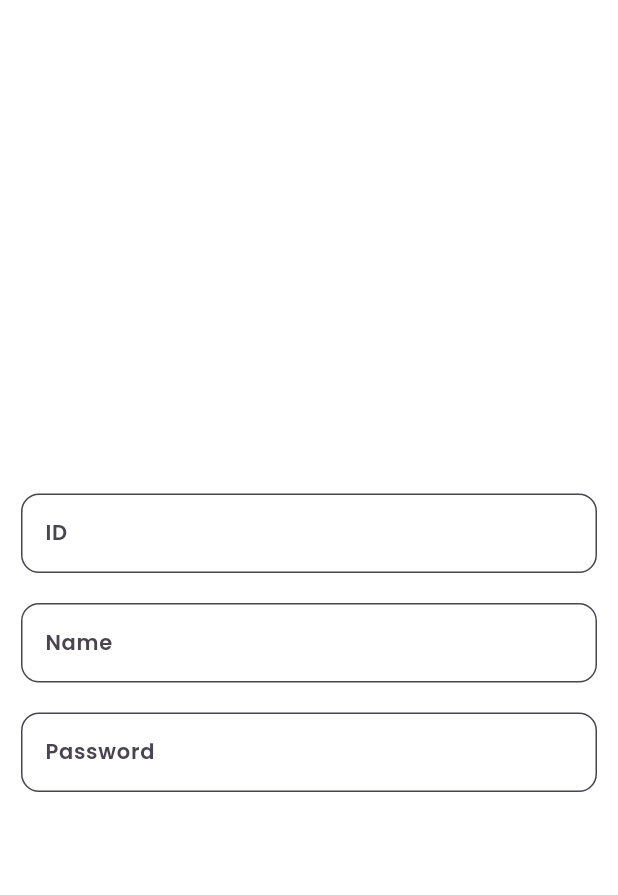
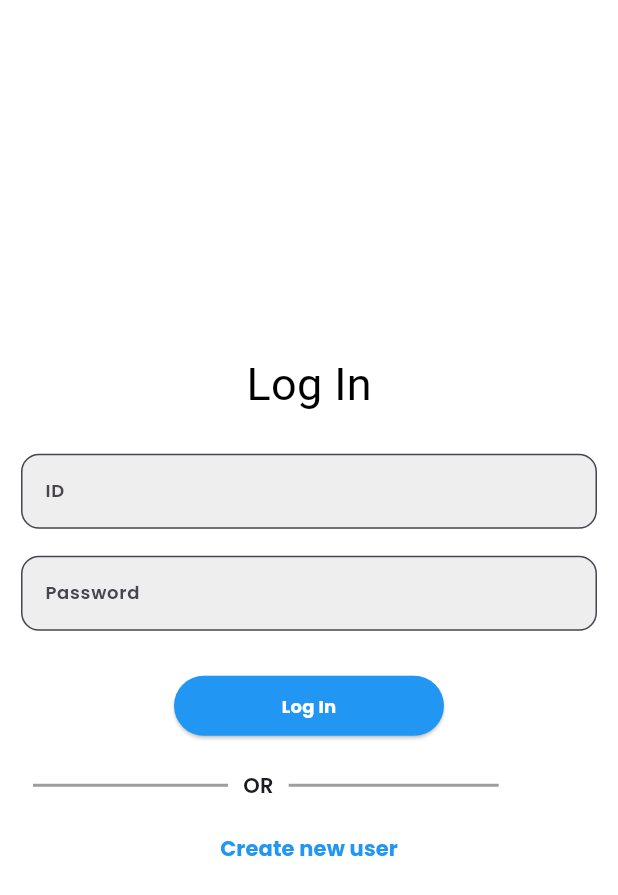
Before and after one commit to TushalKaklottar/fire_base, a Flutter app: the screen it shows after launch, on a phone screen of 412 x 824 dp. Shown: the top 895 px of the screen. Run offline on Flutter 3.47's test engine with Material 2 defaults, Android fonts, the phone set to English and light mode, and no system bars; our stand-ins replace cloud_firestore, firebase_core, get, get_storage, google_fonts, shared_preferences; accounts and stored records are empty; Roboto replaces fonts that are missing (Andika).

Commit message:
KT || 29/09/2023

```diff
--- /dev/null
+++ b/lib/controller/login_controller.dart
@@ -0,0 +1,19 @@
+import 'package:get_storage/get_storage.dart';
+import 'package:shared_preferences/shared_preferences.dart';
+
+class LoginFirsTimeCheck {
+
+  final String _isFirst = "isFirst";
+
+  SharedPreferences? sharedPreferences;
+
+  GetStorage storage = GetStorage();
+
+  bool get isOne {
+    return sharedPreferences?.getBool(_isFirst)  ?? false;
+  }
+
+  setOne() {
+    sharedPreferences?.setBool(_isFirst, true);
+  }
+}
--- a/lib/main.dart
+++ b/lib/main.dart
@@ -1,5 +1,6 @@
 import 'package:fire_base/view/screen/home_page.dart';
 import 'package:fire_base/view/screen/login_page.dart';
+import 'package:fire_base/view/screen/sign_in_page.dart';
 import 'package:firebase_core/firebase_core.dart';
 import 'package:flutter/material.dart';
 import 'firebase_options.dart';
@@ -33,10 +34,10 @@ class MyApp extends StatelessWidget {
             name: '/home',
             page: () =>  HomePage(),
         ),
-        // GetPage(
-        //   name: '/',
-        //   page: () => const AddUser(),
-        // ),
+        GetPage(
+          name: '/sign',
+          page: () => const Sign_In(),
+        ),
       ],
     );
   }
--- /dev/null
+++ b/lib/modals/fire_store_modal.dart
@@ -0,0 +1,20 @@
+class FireStoreModal {
+
+  int id;
+  String name;
+  String password;
+
+  FireStoreModal(
+      this.id,
+      this.name,
+      this.password,
+      );
+
+  factory FireStoreModal.from({required Map data}) {
+    return FireStoreModal(
+        data['id'],
+        data['name'],
+        data['password']
+    );
+  }
+}
--- a/lib/view/screen/home_page.dart
+++ b/lib/view/screen/home_page.dart
@@ -19,7 +19,7 @@ class HomePage extends StatelessWidget {
         title: const Text("Home"),
       ),
       body: Padding(
-        padding: EdgeInsets.all(16),
+        padding: const EdgeInsets.all(16),
         child: FutureBuilder(
           future: FireStoreHelper.fireStoreHelper.getAllUser(),
           builder: (context, snapshot) {
@@ -27,7 +27,6 @@ class HomePage extends StatelessWidget {
               return ListView.builder(
                 itemCount: snapshot.data?.length,
                   itemBuilder: (context,index) {
-
                   }
               );
             } else if (snapshot.hasError) {
--- a/lib/view/screen/login_page.dart
+++ b/lib/view/screen/login_page.dart
@@ -1,7 +1,6 @@
+import 'package:fire_base/controller/login_controller.dart';
 import 'package:fire_base/helper_class/firestore_helper.dart';
-import 'package:fire_base/modals/create_user_modals.dart';
 import 'package:flutter/material.dart';
-import 'package:gap/gap.dart';
 import 'package:get/get.dart';
 import 'package:google_fonts/google_fonts.dart';
 
@@ -9,16 +8,17 @@ import 'package:google_fonts/google_fonts.dart';
 class LoginPage extends StatelessWidget {
   LoginPage({super.key});
 
-  String? id;
-  String? name;
-  String? password;
+  String id = "";
+  String password = "";
 
   GlobalKey<FormState> formKey = GlobalKey<FormState>();
 
   @override
   Widget build(BuildContext context) {
+    LoginFirsTimeCheck loginFirsTimeCheck = Get.put(LoginFirsTimeCheck());
+
     return Scaffold(
-      backgroundColor: Colors.white60,
+      backgroundColor: Colors.white,
       body: Padding(
         padding: const EdgeInsets.all(14),
         child: Column(
@@ -27,15 +27,15 @@ class LoginPage extends StatelessWidget {
             Row(
               mainAxisAlignment: MainAxisAlignment.center,
               children: [
-              Text("Sing In",
+              Text("Log In",
                 style: GoogleFonts.andika(
-                color: Colors.white,
+                color: Colors.black,
                   fontSize: 30
               ),
               )
             ],
             ),
-            const SizedBox(height: 30),
+            const SizedBox(height: 25),
             Form(
               key: formKey,
                 child: Column(
@@ -59,11 +59,12 @@ class LoginPage extends StatelessWidget {
                         border: OutlineInputBorder(
                           borderRadius: BorderRadius.circular(12),
                         ),
-                        fillColor: Colors.white60,
+                        fillColor: Colors.grey.shade200,
                         filled: true,
                         hintText: "ID",
                         helperStyle: GoogleFonts.aleo(
-                            color: Colors.black45
+                            color: Colors.white60,
+                          fontSize: 12
                         ),
                       ),
 
@@ -71,48 +72,12 @@ class LoginPage extends StatelessWidget {
                         id = newValue!;
                       },
                       style: GoogleFonts.poppins(
-                        fontSize: 14,
+                        fontSize: 12,
                         color: Colors.black,
                         fontWeight: FontWeight.w600
                       ),
                     ),
-
-                    const SizedBox(height: 20),
-                    TextFormField(
-                      textInputAction: TextInputAction.next,
-                      initialValue: name,
-
-                      validator: (value) {
-                        if(value!.isEmpty) {
-                          return "enter the value";
-                        } else {
-                          return null;
-                        }
-                      },
-
-                      decoration: InputDecoration(
-                        enabled: true,
-                        border: OutlineInputBorder(
-                          borderRadius: BorderRadius.circular(12),
-                        ),
-                        fillColor: Colors.white60,
-                        filled: true,
-                        hintText: "Name",
-                        helperStyle: GoogleFonts.aleo(
-                            color: Colors.black45
-                        ),
-                      ),
-
-                      onSaved: (newValue) {
-                        name = newValue!;
-                      },
-                      style: GoogleFonts.poppins(
-                          fontSize: 14,
-                          color: Colors.black,
-                          fontWeight: FontWeight.w600
-                      ),
-                    ),
-                    const SizedBox(height: 20),
+                    const SizedBox(height: 18),
                     TextFormField(
                       textInputAction: TextInputAction.done,
                       keyboardType: TextInputType.visiblePassword,
@@ -131,11 +96,12 @@ class LoginPage extends StatelessWidget {
                         border: OutlineInputBorder(
                           borderRadius: BorderRadius.circular(12),
                         ),
-                        fillColor: Colors.white60,
+                        fillColor: Colors.grey.shade200,
                         filled: true,
                         hintText: "Password",
                         helperStyle: GoogleFonts.aleo(
-                            color: Colors.black45
+                            color: Colors.white60,
+                          fontSize: 12
                         ),
                       ),
 
@@ -143,60 +109,84 @@ class LoginPage extends StatelessWidget {
                         password = newValue!;
                       },
                       style: GoogleFonts.poppins(
-                          fontSize: 14,
+                          fontSize: 12,
                           color: Colors.black,
                           fontWeight: FontWeight.w600
                       ),
                     ),
 
-                    const SizedBox(height: 40),
 
+                    const SizedBox(height: 30),
 
+                    SizedBox(
+                      width: 180,
+                      height: 40,
+                      child: ElevatedButton(
+                        style: ElevatedButton.styleFrom(
+                          primary: Colors.blue,
+                        ),
+                          onPressed: () {
+                            if(
+                            formKey.currentState!.validate()) {
+                              formKey.currentState!.save();
 
+                              FireStoreHelper.fireStoreHelper.validateUser(
+                                  id: int.parse(id),
+                                  password: password,
+                              );
+                              loginFirsTimeCheck.setOne();
+                              FireStoreHelper.fireStoreHelper.getCredential(id: int.parse(id),);
+                              Get.offNamed('/home',arguments: int.parse(id));
+                            }
+                          },
+                          child: Text("Log In",
+                          style: GoogleFonts.poppins(
+                            fontWeight: FontWeight.bold,
+                            fontSize: 12,
+                            color: Colors.white
+                          ),
+                          ),
+                      ),
+                    ),
+                    SizedBox(height: 15,),
+                    Padding(
+                      padding: const EdgeInsets.all(8.0),
+                      child: Row(
+                        children: [
+                          Container(
+                            height: 2,
+                          width: 130,
+                            color: Colors.black38,
+                          ),
+                          SizedBox(width: 10,),
+                          Text("OR",
+                          style: GoogleFonts.poppins(
+                            fontWeight: FontWeight.w600
+                          ),
+                          ),
+                          SizedBox(width: 10,),
+                          Container(
+                            height: 2,
+                            width: 140,
+                            color: Colors.black38,
+                          ),
+                        ],
+                      ),
+                    ),
+                    TextButton(
+                        onPressed: () {
+                          Get.offNamed("/sign");
+                        },
+                        child: Text("Create new user",
+                          style: GoogleFonts.poppins(
+                            color:  Colors.blue,
+                            fontWeight: FontWeight.bold,
+                          ),
+                        )
+                    )
                   ],
                 )
             )
-            // Form(
-            //   key: formKey,
-            //   autovalidateMode: AutovalidateMode.onUserInteraction,
-            //   child: Column(
-            //     children: [
-            //       TextFormField(
-            //       TextFormField(
-            //         initialValue: password,
-            //         validator: (value) {
-            //           if(value!.isEmpty) {
-            //             return "enter the value";
-            //           } else {
-            //             return null;
-            //           }
-            //         },
-            //         onSaved: (newValue) {
-            //           password = newValue;
-            //         },
-            //         decoration: const InputDecoration(
-            //           border: OutlineInputBorder(),
-            //           label: Text("password")
-            //
-            //         ),
-            //       ),
-            //       SizedBox(
-            //         height: 20,
-            //       ),
-            //       ElevatedButton(
-            //           onPressed: () {
-            //             if(formKey.currentState!.validate()) {
-            //               formKey.currentState!.save();
-            //               UserModal user = UserModal(int.parse(id!), name!, password!);
-            //               FireStoreHelper.fireStoreHelper.creteUser(userModal: user);
-            //               Get.offNamed('/home',arguments: int.parse(id!));
-            //             }
-            //           },
-            //           child: const Text("Submit"),
-            //       )
-            //     ],
-            //   ),
-            // ),
           ],
         ),
       ),
--- a/pubspec.yaml
+++ b/pubspec.yaml
@@ -41,6 +41,8 @@ dependencies:
   cloud_firestore: any
   google_fonts: any
   gap: ^3.0.1
+  shared_preferences: any
+  get_storage: any
 
 dev_dependencies:
   flutter_test:
```
Also changed, not shown: lib/helper_class/firestore_helper.dart (+36 -9 lines), lib/view/screen/sign_in_page.dart (added, +12 -0 lines), pubspec.lock, 1 other file.
